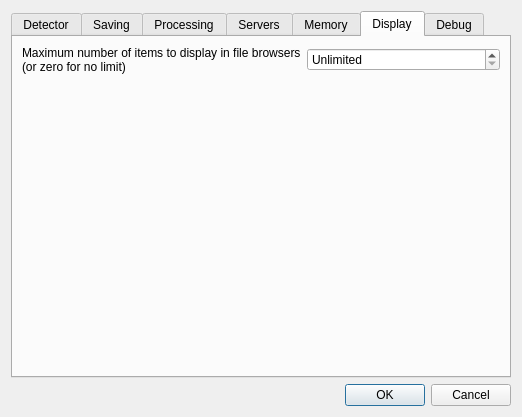
Qt form source/qxrdpreferencesdialog.ui (guyjennings/qxrd) before a commit.
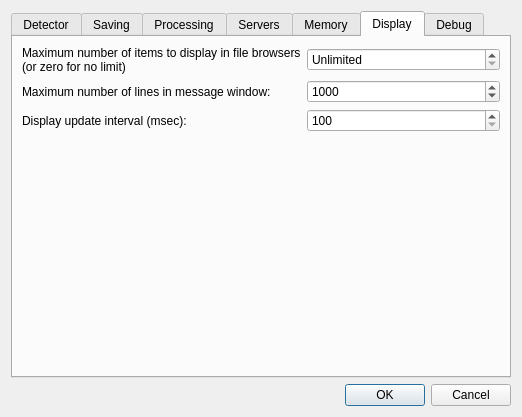
The same form after that commit. The open tabs and pages were chosen to show the change.

Commit message: Added preferences to control no of lines in message window, and display update interval

```diff
--- a/source/qxrdpreferencesdialog.ui
+++ b/source/qxrdpreferencesdialog.ui
@@ -24,7 +24,7 @@
      </property>
     </widget>
    </item>
-   <item row="0" column="0">
+   <item row="1" column="0">
     <widget class="QTabWidget" name="Saving">
      <property name="currentIndex">
       <number>0</number>
@@ -428,7 +428,7 @@
        <item row="0" column="1">
         <widget class="QSpinBox" name="m_ReservedMemory32"/>
        </item>
-       <item row="3" column="1">
+       <item row="5" column="1">
         <spacer name="verticalSpacer_2">
          <property name="orientation">
           <enum>Qt::Vertical</enum>
@@ -468,7 +468,7 @@
        <string>Display</string>
       </attribute>
       <layout class="QGridLayout" name="gridLayout_8">
-       <item row="0" column="0">
+       <item row="0" column="0" colspan="2">
         <widget class="QLabel" name="label_19">
          <property name="text">
           <string>Maximum number of items to display in file browsers (or zero for no limit)</string>
@@ -478,7 +478,7 @@
          </property>
         </widget>
        </item>
-       <item row="0" column="1">
+       <item row="0" column="2" colspan="2">
         <widget class="QSpinBox" name="m_FileBrowserLimit">
          <property name="toolTip">
           <string>You can limit the maximum number of files that will be displayed in a file browser widget - this can improve the program's responsiveness if there are a large number of files in a directory.</string>
@@ -494,7 +494,41 @@
          </property>
         </widget>
        </item>
-       <item row="1" column="1">
+       <item row="1" column="0" colspan="2">
+        <widget class="QLabel" name="label_20">
+         <property name="text">
+          <string>Maximum number of lines in message window:</string>
+         </property>
+        </widget>
+       </item>
+       <item row="1" column="2" colspan="2">
+        <widget class="QSpinBox" name="m_MessageWindowLines">
+         <property name="maximum">
+          <number>99999999</number>
+         </property>
+         <property name="value">
+          <number>1000</number>
+         </property>
+        </widget>
+       </item>
+       <item row="2" column="0" colspan="2">
+        <widget class="QLabel" name="label_21">
+         <property name="text">
+          <string>Display update interval (msec):</string>
+         </property>
+        </widget>
+       </item>
+       <item row="2" column="2" colspan="2">
+        <widget class="QSpinBox" name="m_UpdateIntervalMsec">
+         <property name="minimum">
+          <number>100</number>
+         </property>
+         <property name="maximum">
+          <number>100000</number>
+         </property>
+        </widget>
+       </item>
+       <item row="3" column="1" colspan="2">
         <spacer name="verticalSpacer_6">
          <property name="orientation">
           <enum>Qt::Vertical</enum>
```
The commit also changes 1 other file.
